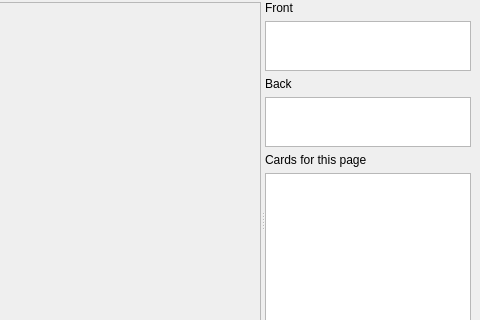
Qt form simsapa/assets/ui/document_reader_window.ui (simsapa/simsapa) before a commit; both pictures show x 376 to 856 and y 84 to 404 of the 856 by 581 pixel window.
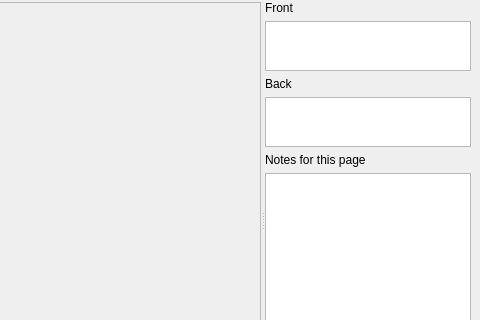
The same form after that commit. Icons and pictures are not drawn.

Commit message: rename card to note

```diff
--- a/simsapa/assets/ui/document_reader_window.ui
+++ b/simsapa/assets/ui/document_reader_window.ui
@@ -282,7 +282,7 @@
           <item>
            <widget class="QLabel" name="label_3">
             <property name="text">
-             <string>Cards for this page</string>
+             <string>Notes for this page</string>
             </property>
            </widget>
           </item>
```
Left out of the diff: 16 changed lines with no effect on the pictures. The commit also changes 14 other files.
